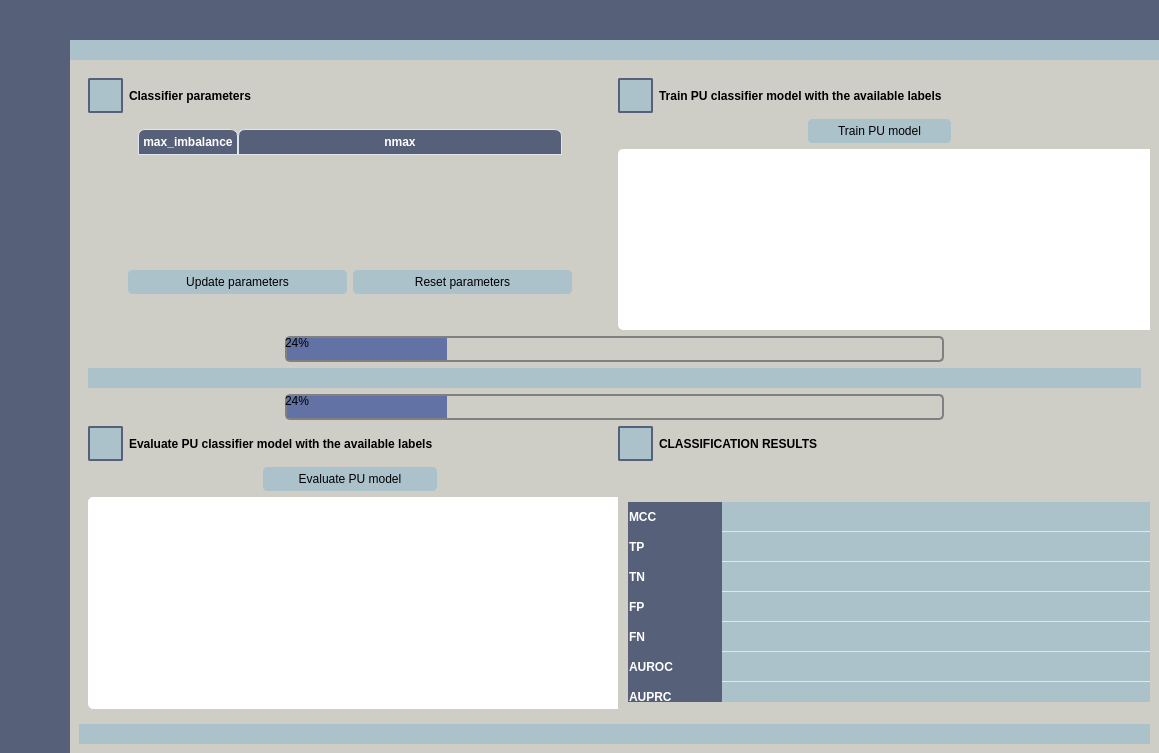
Old version of the form UIs/DomainClassifier.ui in the repository IntelCompH2020/domain_classification.
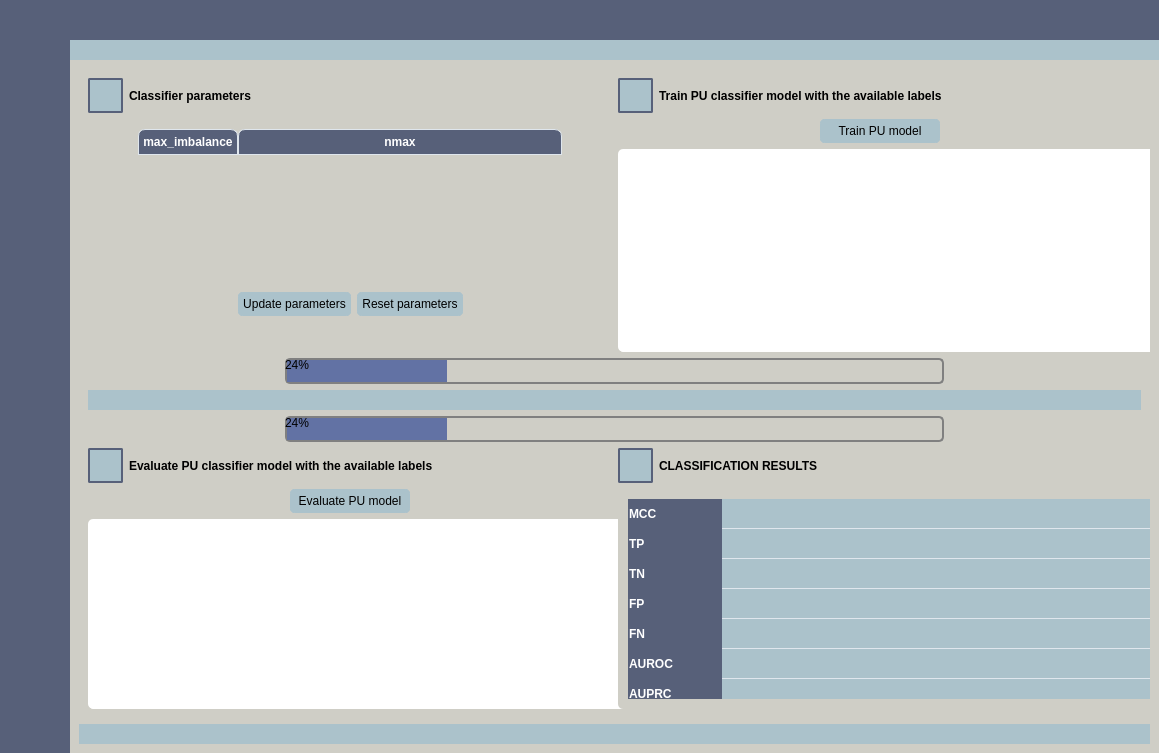
New version of the form. Icons and pictures are not drawn.

Commit message: Adjusting spacers.

What changed in the file:
```diff
--- a/UIs/DomainClassifier.ui
+++ b/UIs/DomainClassifier.ui
@@ -2570,7 +2570,7 @@
                                  <enum>Qt::Horizontal</enum>
                                 </property>
                                 <property name="sizeType">
-                                 <enum>QSizePolicy::Fixed</enum>
+                                 <enum>QSizePolicy::Expanding</enum>
                                 </property>
                                 <property name="sizeHint" stdset="0">
                                  <size>
@@ -2654,7 +2654,7 @@
                                  <enum>Qt::Horizontal</enum>
                                 </property>
                                 <property name="sizeType">
-                                 <enum>QSizePolicy::Fixed</enum>
+                                 <enum>QSizePolicy::Expanding</enum>
                                 </property>
                                 <property name="sizeHint" stdset="0">
                                  <size>
@@ -2712,7 +2712,7 @@
                                  <enum>Qt::Horizontal</enum>
                                 </property>
                                 <property name="sizeType">
-                                 <enum>QSizePolicy::Fixed</enum>
+                                 <enum>QSizePolicy::Expanding</enum>
                                 </property>
                                 <property name="sizeHint" stdset="0">
                                  <size>
@@ -2768,7 +2768,7 @@
                                  <enum>Qt::Horizontal</enum>
                                 </property>
                                 <property name="sizeType">
-                                 <enum>QSizePolicy::Fixed</enum>
+                                 <enum>QSizePolicy::Expanding</enum>
                                 </property>
                                 <property name="sizeHint" stdset="0">
                                  <size>
@@ -3151,7 +3151,7 @@
                                <enum>Qt::Horizontal</enum>
                               </property>
                               <property name="sizeType">
-                               <enum>QSizePolicy::Fixed</enum>
+                               <enum>QSizePolicy::Expanding</enum>
                               </property>
                               <property name="sizeHint" stdset="0">
                                <size>
@@ -3207,7 +3207,7 @@
                                <enum>Qt::Horizontal</enum>
                               </property>
                               <property name="sizeType">
-                               <enum>QSizePolicy::Fixed</enum>
+                               <enum>QSizePolicy::Expanding</enum>
                               </property>
                               <property name="sizeHint" stdset="0">
                                <size>
@@ -3276,7 +3276,7 @@
                              <enum>Qt::Vertical</enum>
                             </property>
                             <property name="sizeType">
-                             <enum>QSizePolicy::Fixed</enum>
+                             <enum>QSizePolicy::Expanding</enum>
                             </property>
                             <property name="sizeHint" stdset="0">
                              <size>
```
